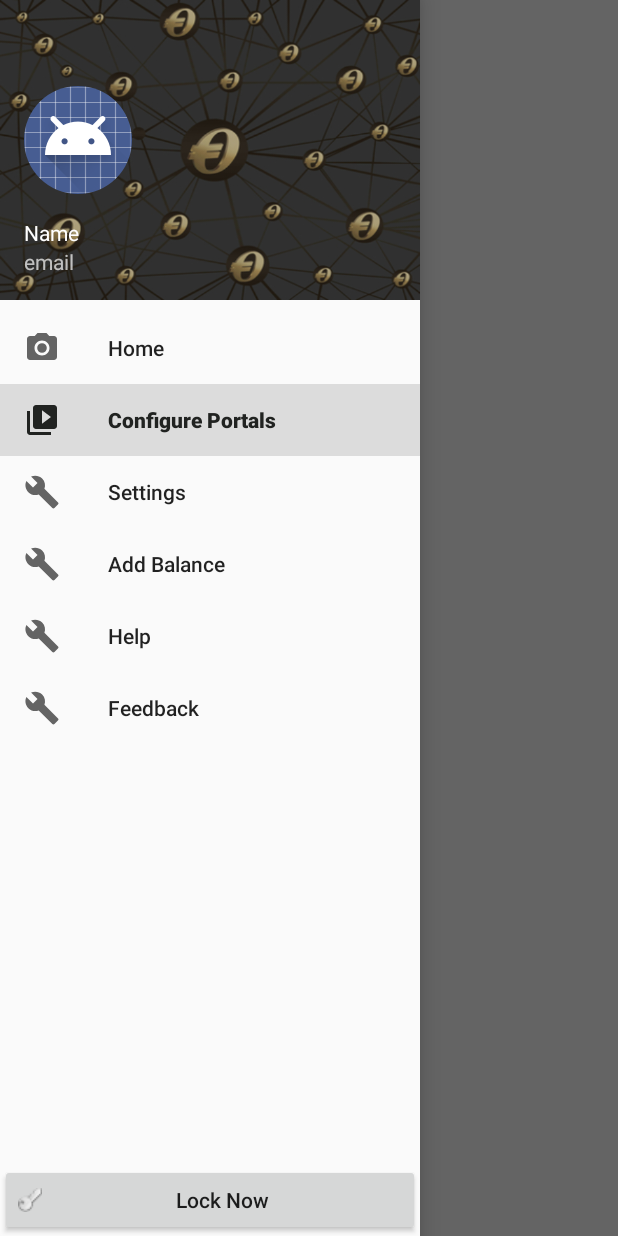
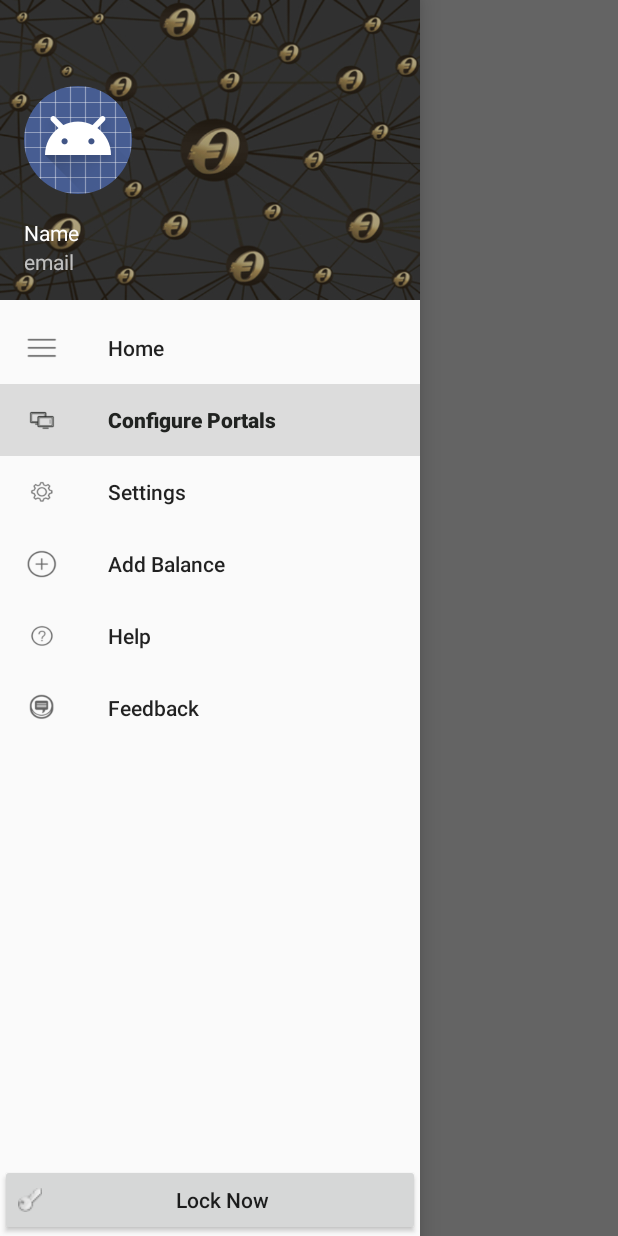
Before and after one commit to uzairqureshi300/Bitoutlets, an Android app: the Home screen opened directly, with no data from a screen before it, in the side drawer, after a tap on "Configure Portals", on a phone screen of 412 x 824 dp. Run offline under Robolectric (Android 15) with nearby library versions, the light colour scheme and no system bars; our stand-ins replace CircleImageView; 1 statement that could not run was skipped.

Commit message:
ourwallet(Updated UI)

```diff
--- a/app/src/main/java/ourwallet/example/com/ourwallet/Home.java
+++ b/app/src/main/java/ourwallet/example/com/ourwallet/Home.java
@@ -19,7 +19,7 @@ public class Home extends AppCompatActivity
     protected void onCreate(Bundle savedInstanceState) {
         super.onCreate(savedInstanceState);
         setContentView(R.layout.home);
-        Toolbar toolbar = (Toolbar) findViewById(R.id.toolbar);
+        Toolbar toolbar =  (Toolbar) findViewById(R.id.toolbar);
         setSupportActionBar(toolbar);
         DrawerLayout drawer = (DrawerLayout) findViewById(R.id.drawer_layout);
         lock=(Button)findViewById(R.id.lock);
--- a/app/src/main/res/drawable/ic_menu_camera.xml
+++ /dev/null
@@ -1,12 +0,0 @@
-<vector xmlns:android="http://schemas.android.com/apk/res/android"
-    android:width="24dp"
-    android:height="24dp"
-    android:viewportHeight="24.0"
-    android:viewportWidth="24.0">
-    <path
-        android:fillColor="#FF000000"
-        android:pathData="M12,12m-3.2,0a3.2,3.2 0,1 1,6.4 0a3.2,3.2 0,1 1,-6.4 0" />
-    <path
-        android:fillColor="#FF000000"
-        android:pathData="M9,2L7.17,4H4c-1.1,0 -2,0.9 -2,2v12c0,1.1 0.9,2 2,2h16c1.1,0 2,-0.9 2,-2V6c0,-1.1 -0.9,-2 -2,-2h-3.17L15,2H9zm3,15c-2.76,0 -5,-2.24 -5,-5s2.24,-5 5,-5 5,2.24 5,5 -2.24,5 -5,5z" />
-</vector>
--- a/app/src/main/res/drawable/ic_menu_manage.xml
+++ /dev/null
@@ -1,9 +0,0 @@
-<vector xmlns:android="http://schemas.android.com/apk/res/android"
-    android:width="24dp"
-    android:height="24dp"
-    android:viewportHeight="24.0"
-    android:viewportWidth="24.0">
-    <path
-        android:fillColor="#FF000000"
-        android:pathData="M22.7,19l-9.1,-9.1c0.9,-2.3 0.4,-5 -1.5,-6.9 -2,-2 -5,-2.4 -7.4,-1.3L9,6 6,9 1.6,4.7C0.4,7.1 0.9,10.1 2.9,12.1c1.9,1.9 4.6,2.4 6.9,1.5l9.1,9.1c0.4,0.4 1,0.4 1.4,0l2.3,-2.3c0.5,-0.4 0.5,-1.1 0.1,-1.4z" />
-</vector>
--- a/app/src/main/res/drawable/ic_menu_slideshow.xml
+++ /dev/null
@@ -1,9 +0,0 @@
-<vector xmlns:android="http://schemas.android.com/apk/res/android"
-    android:width="24dp"
-    android:height="24dp"
-    android:viewportHeight="24.0"
-    android:viewportWidth="24.0">
-    <path
-        android:fillColor="#FF000000"
-        android:pathData="M4,6H2v14c0,1.1 0.9,2 2,2h14v-2H4V6zm16,-4H8c-1.1,0 -2,0.9 -2,2v12c0,1.1 0.9,2 2,2h12c1.1,0 2,-0.9 2,-2V4c0,-1.1 -0.9,-2 -2,-2zm-8,12.5v-9l6,4.5 -6,4.5z" />
-</vector>
--- a/app/src/main/res/menu/activity_main_drawer.xml
+++ b/app/src/main/res/menu/activity_main_drawer.xml
@@ -4,28 +4,28 @@
     <group android:checkableBehavior="single">
         <item
             android:id="@+id/nav_home"
-            android:icon="@drawable/ic_menu_camera"
+            android:icon="@drawable/home_icon"
             android:title="Home" />
 
         <item
             android:id="@+id/nav_portals"
-            android:icon="@drawable/ic_menu_slideshow"
+            android:icon="@drawable/configure_icon"
             android:title="Configure Portals" />
         <item
             android:id="@+id/nav_settings"
-            android:icon="@drawable/ic_menu_manage"
+            android:icon="@drawable/setting_icon"
             android:title="Settings" />
         <item
             android:id="@+id/nav_balance"
-            android:icon="@drawable/ic_menu_manage"
+            android:icon="@drawable/balance_icon"
             android:title="Add Balance" />
         <item
             android:id="@+id/nav_help"
-            android:icon="@drawable/ic_menu_manage"
+            android:icon="@drawable/help_icon"
             android:title="Help" />
         <item
             android:id="@+id/nav_feedback"
-            android:icon="@drawable/ic_menu_manage"
+            android:icon="@drawable/feedback_icon"
             android:title="Feedback" />
     </group>
     <group android:checkableBehavior="single">
```
Also changed, not shown: app/src/main/res/drawable/ic_menu_gallery.xml (deleted, +0 -9 lines), app/src/main/res/drawable/ic_menu_send.xml (deleted, +0 -9 lines), app/src/main/res/drawable/ic_menu_share.xml (deleted, +0 -9 lines), app/src/main/res/layout/activity_splash.xml (+23 -1 lines), app/src/main/res/drawable/balance_icon.png (added), app/src/main/res/drawable/bg_blur.jpg (added), app/src/main/res/drawable/configure_icon.png (added), app/src/main/res/drawable/feedback_icon.png (added), app/src/main/res/drawable/help_icon.png (added), app/src/main/res/drawable/home_icon.png (added), app/src/main/res/drawable/lock_icon.png (added), app/src/main/res/drawable/logo.jpg (deleted), app/src/main/res/drawable/logo.png (added), app/src/main/res/drawable/setting_icon.png (added).
